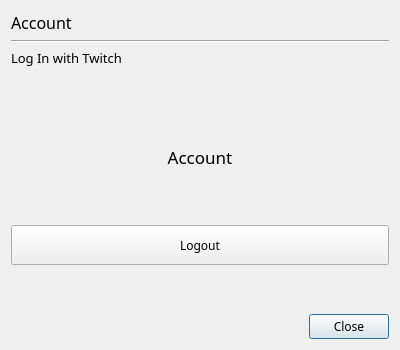
This is resources/ui/account.ui in devhotteok/TwitchLink as Qt 5 draws it before an edit. The edited form follows.
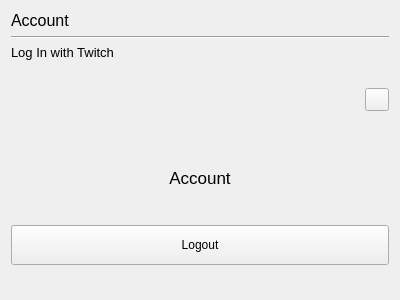
This is the edited form. The open tabs and pages were chosen to show the change. Icons and pictures are not drawn.

Diff of the .ui file:
```diff
--- a/resources/ui/account.ui
+++ b/resources/ui/account.ui
@@ -1,26 +1,15 @@
 <?xml version="1.0" encoding="UTF-8"?>
 <ui version="4.0">
- <class>Dialog</class>
- <widget class="QDialog" name="Dialog">
+ <class>Form</class>
+ <widget class="QWidget" name="Form">
   <property name="geometry">
    <rect>
     <x>0</x>
     <y>0</y>
     <width>400</width>
-    <height>350</height>
+    <height>300</height>
    </rect>
   </property>
-  <property name="sizePolicy">
-   <sizepolicy hsizetype="Fixed" vsizetype="Fixed">
-    <horstretch>0</horstretch>
-    <verstretch>0</verstretch>
-   </sizepolicy>
-  </property>
-  <property name="font">
-   <font>
-    <family>Arial Rounded MT Bold</family>
-   </font>
-  </property>
   <property name="windowTitle">
    <string>Account</string>
   </property>
@@ -38,7 +27,6 @@
      </property>
      <property name="font">
       <font>
-       <family>Arial Rounded MT Bold</family>
        <pointsize>12</pointsize>
       </font>
      </property>
@@ -64,7 +52,6 @@
      </property>
      <property name="font">
       <font>
-       <family>Arial Rounded MT Bold</family>
        <pointsize>10</pointsize>
       </font>
      </property>
@@ -198,6 +185,23 @@
        <property name="bottomMargin">
         <number>0</number>
        </property>
+       <item alignment="Qt::AlignRight">
+        <widget class="QToolButton" name="refreshAccountButton">
+         <property name="sizePolicy">
+          <sizepolicy hsizetype="Fixed" vsizetype="Fixed">
+           <horstretch>0</horstretch>
+           <verstretch>0</verstretch>
+          </sizepolicy>
+         </property>
+         <property name="toolTip">
+          <string>Refresh</string>
+         </property>
+         <property name="icon">
+          <iconset>
+           <normaloff>../icons/update.svg</normaloff>../icons/update.svg</iconset>
+         </property>
+        </widget>
+       </item>
        <item>
         <widget class="QWidget" name="accountArea" native="true">
          <property name="sizePolicy">
@@ -257,7 +261,6 @@
            <widget class="QLabel" name="account">
             <property name="font">
              <font>
-              <family>Arial Rounded MT Bold</family>
               <pointsize>13</pointsize>
              </font>
             </property>
@@ -292,16 +295,6 @@
      </widget>
     </widget>
    </item>
-   <item>
-    <widget class="QDialogButtonBox" name="buttonBox">
-     <property name="orientation">
-      <enum>Qt::Horizontal</enum>
-     </property>
-     <property name="standardButtons">
-      <set>QDialogButtonBox::Close</set>
-     </property>
-    </widget>
-   </item>
   </layout>
  </widget>
  <resources/>
```
Left out of the diff: 49 changed lines with no effect on the pictures.
